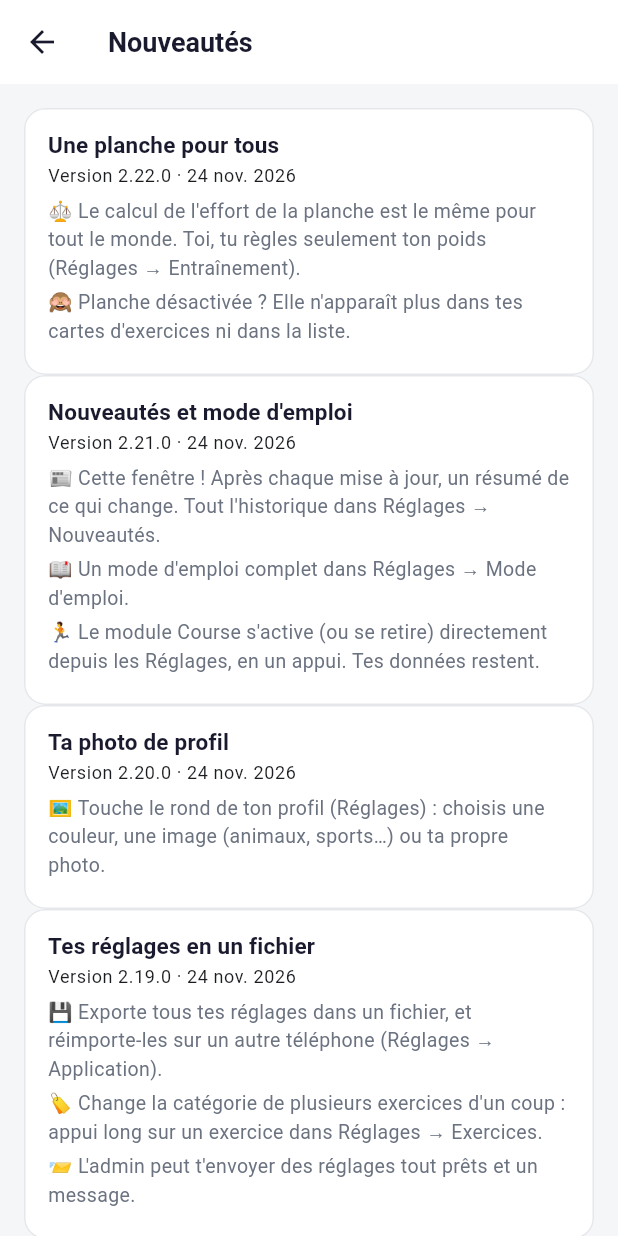
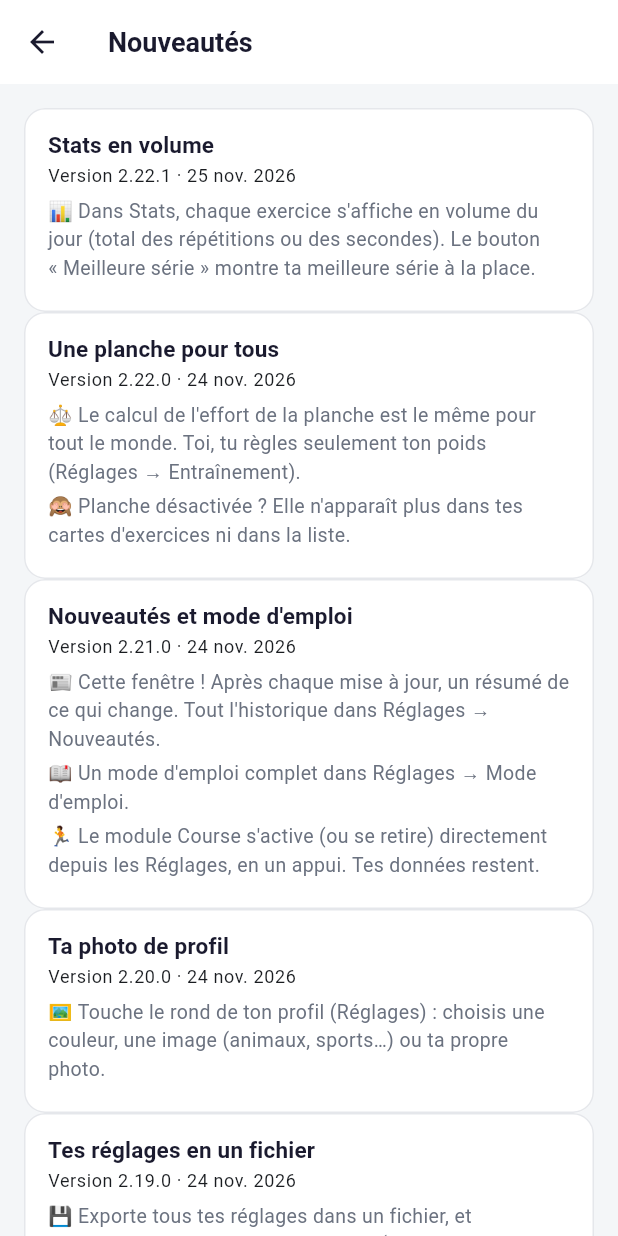
Before and after one commit to Mephisto116631/sysiphe, a Flutter app: the NewsPage screen opened directly, on a phone screen of 412 x 824 dp. Run offline on Flutter 3.47's test engine with Material 3 defaults, Android fonts, the phone set to English and light mode, and no system bars; our stand-ins replace audioplayers, fl_chart, flutter_local_notifications, flutter_map, flutter_tts, geolocator and 8 more; accounts and stored records are empty; network calls fail.

Commit message:
Stats : volume par défaut pour tous les exercices, ou meilleure série (v2.22.1)
Les exercices en secondes (gainage, pont…) affichaient la meilleure série
du jour : ils passent au volume (secondes cumulées), comme les reps. Bouton
Volume / Meilleure série mémorisé.

Co-Authored-By: Claude Opus 5.5 <noreply@anthropic.com>
Claude-Session: https://claude.ai/code/session_012KXmxhwmvFERQBuBBps8AN

```diff
--- a/flutter/lib/models/changelog.dart
+++ b/flutter/lib/models/changelog.dart
@@ -15,6 +15,11 @@ class ChangelogEntry {
 }
 
 const kChangelog = <ChangelogEntry>[
+  ChangelogEntry('2.22.1', '25 nov. 2026', 'Stats en volume', [
+    '📊 Dans Stats, chaque exercice s\'affiche en volume du jour (total des '
+        'répétitions ou des secondes). Le bouton « Meilleure série » montre '
+        'ta meilleure série à la place.',
+  ]),
   ChangelogEntry('2.22.0', '24 nov. 2026', 'Une planche pour tous', [
     '⚖️ Le calcul de l\'effort de la planche est le même pour tout le monde. '
         'Toi, tu règles seulement ton poids (Réglages → Entraînement).',
--- a/flutter/lib/models/stats.dart
+++ b/flutter/lib/models/stats.dart
@@ -15,35 +15,40 @@ enum StatMetric {
   /// Reps avec lest : tonnage du jour, Σ performance × charge.
   tonnage,
 
-  /// Reps sans lest : volume du jour, Σ performance.
+  /// Volume du jour, Σ performance : reps (sans lest) ou secondes.
   volume,
 
-  /// Autres (secondes, kg) : meilleure valeur du jour.
+  /// Meilleure série du jour (au choix, ou unités mélangées / kg).
   best;
 
   String get label => switch (this) {
         StatMetric.effort => 'Effort pondéré',
         StatMetric.tonnage => 'Tonnage (kg)',
-        StatMetric.volume => 'Volume (reps)',
+        StatMetric.volume => 'Volume',
         StatMetric.best => 'Meilleure valeur',
       };
 
   String unit(String unite) => switch (this) {
         StatMetric.effort => ' pts',
         StatMetric.tonnage => ' kg',
-        StatMetric.volume => ' reps',
+        StatMetric.volume => unite == 'Sec' ? 's' : ' reps',
         StatMetric.best => unite == 'Sec' ? 's' : ' $unite',
       };
 }
 
-StatMetric metricFor(List<Perf> perfs) {
+/// Courbe d'un exercice : volume par défaut, pour tous les profils (reps ou
+/// secondes cumulées du jour ; tonnage avec du lest). [best] : meilleure
+/// série du jour. Unités mélangées ou en kg : meilleure série.
+StatMetric metricFor(List<Perf> perfs, {bool best = false}) {
   if (perfs.isEmpty) return StatMetric.best;
   if (perfs.first.isPlanche) return StatMetric.effort;
+  if (best) return StatMetric.best;
   if (perfs.every((p) => p.unite == 'Reps')) {
     return perfs.any((p) => p.charge > 0)
         ? StatMetric.tonnage
         : StatMetric.volume;
   }
+  if (perfs.every((p) => p.unite == 'Sec')) return StatMetric.volume;
   return StatMetric.best;
 }
 
--- a/flutter/pubspec.yaml
+++ b/flutter/pubspec.yaml
@@ -1,6 +1,6 @@
 name: sysiphe
 description: Sysiphe — suivi d'entraînement natif Flutter
-version: 2.22.0+1
+version: 2.22.1+1
 
 environment:
   sdk: '>=3.3.0 <4.0.0'
```
Also changed, not shown: flutter/lib/screens/stats_screen.dart (+34 -2 lines), 2 other files.
